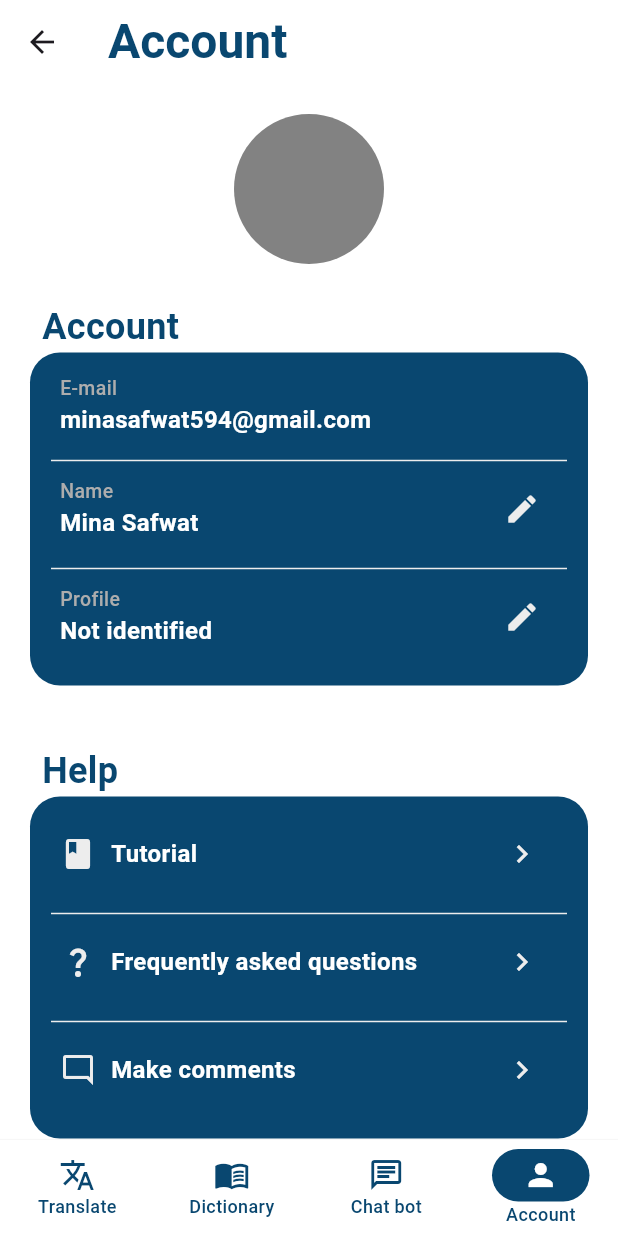
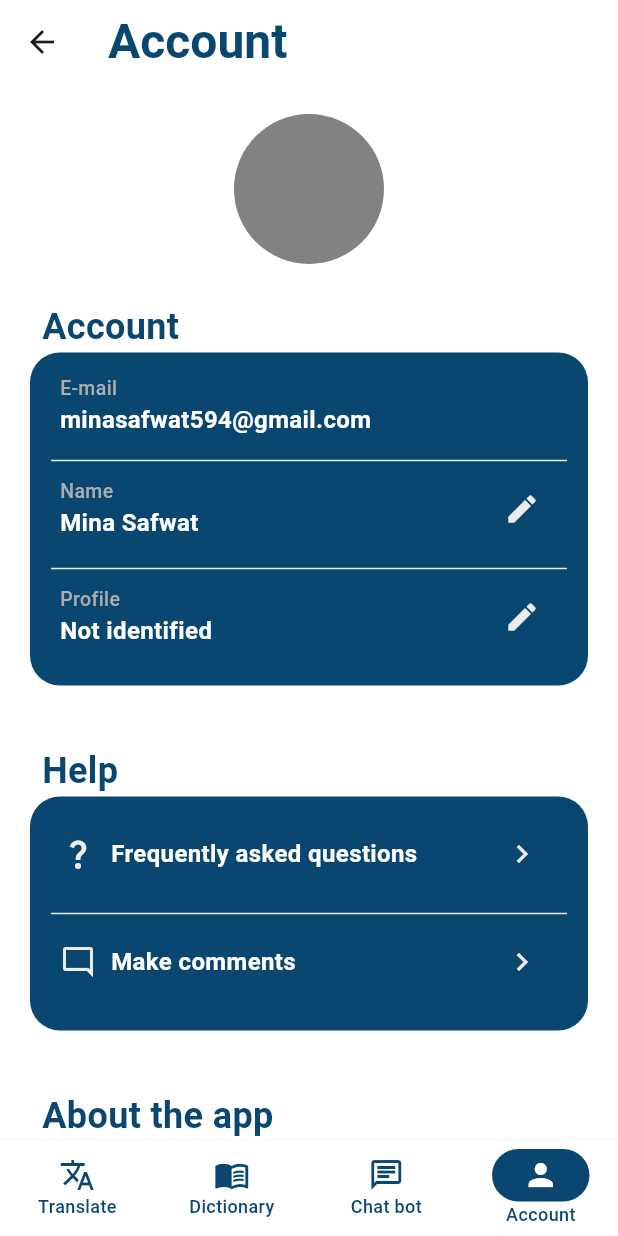
Before and after one commit to S7S-3/Free-Talk, a Flutter app: the HomeScreen screen opened by its route, swiped to page 4, on a phone screen of 412 x 824 dp. Run offline on Flutter 3.47's test engine with Material 3 defaults, Android fonts, the phone set to English and light mode, and no system bars; our stand-ins replace conditional_builder_null_safety, dio, firebase_core, shared_preferences, smooth_page_indicator; accounts and stored records are empty.

Commit message:
add firebase and rework app

```diff
--- a/lib/providers/home/home_provider.dart
+++ b/lib/providers/home/home_provider.dart
@@ -39,7 +39,6 @@ class HomeProvider extends ChangeNotifier {
     AccountModel(title: 'Profile', body: 'Not identified', suffix: Icons.edit_outlined,prefixIcon: null)
   ];
   List<AccountModel> help=[
-    AccountModel( body: 'Tutorial', prefixIcon: Icons.book_rounded,suffix: Icons.keyboard_arrow_right,title: null),
     AccountModel( body: 'Frequently asked questions', prefixIcon: Icons.question_mark,suffix: Icons.keyboard_arrow_right,title: null),
     AccountModel( body: 'Make comments', prefixIcon: Icons.mode_comment_outlined,suffix: Icons.keyboard_arrow_right,title: null),
   ];
--- a/lib/views/account/widgets/help_section.dart
+++ b/lib/views/account/widgets/help_section.dart
@@ -38,7 +38,7 @@ class HelpSection extends StatelessWidget {
             child: ListView.separated(
               shrinkWrap: true,
               physics: const NeverScrollableScrollPhysics(),
-              itemCount: 3,
+              itemCount: 2,
               itemBuilder: (context, index) => Padding(
                 padding: const EdgeInsets.only(left: 20,right: 20,bottom:8 ),
                 child: Row(
```
